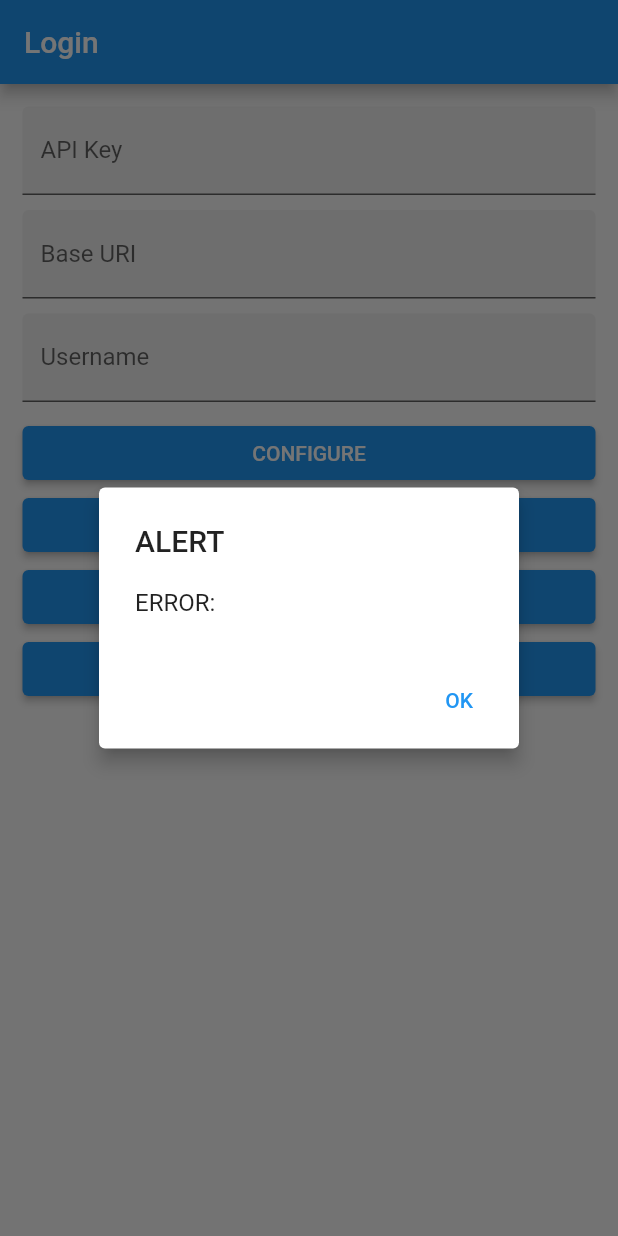
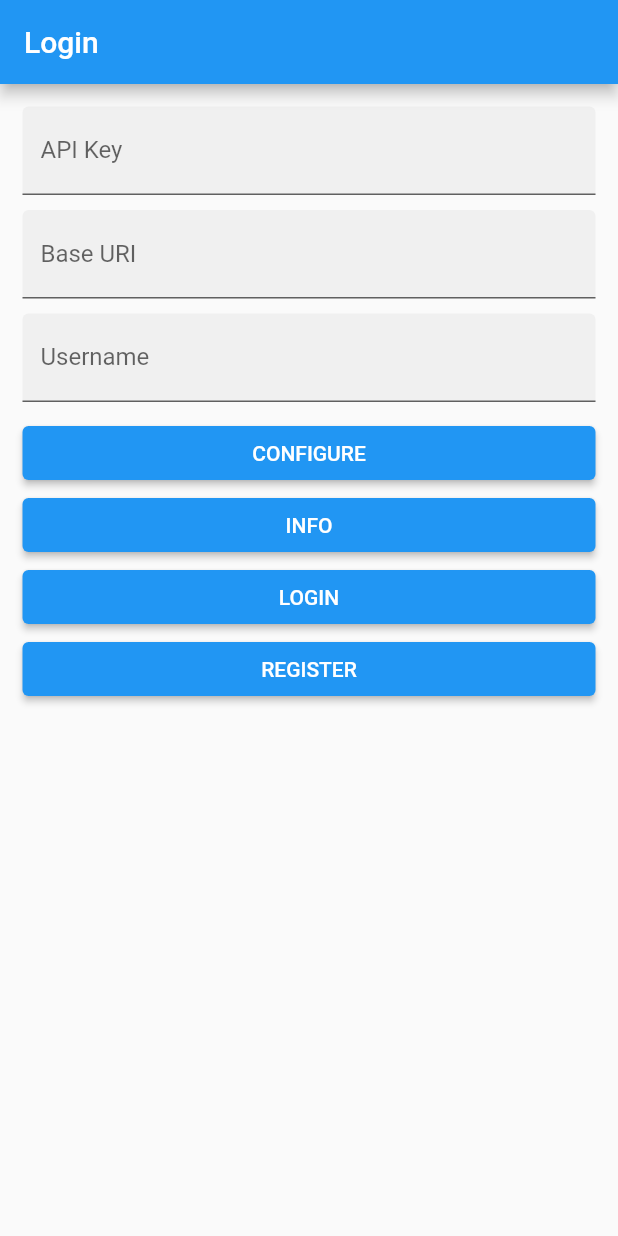
Before and after one commit to loginid1/flutter_test, a Flutter app: the screen it shows after launch, after a tap on "REGISTER", on a phone screen of 412 x 824 dp. Run offline on Flutter 3.47's test engine with Material 2 defaults, Android fonts, the phone set to English and light mode, and no system bars; missing offline and left inert: flutterpluginfidologinapi.

```diff
--- a/lib/main.dart
+++ b/lib/main.dart
@@ -98,21 +98,6 @@ class _MyHomePageState extends State<MyHomePage> {
     await FPLoginApi.configure(clientId, baseURL);
 
     final String username = usernameController.text;
-
-    try {
-      final RegisterResponse res =
-          await FPLoginApi.registerWithUsername(username);
-      if (res.success == true) {
-        callAlertDialog(context, "Successfully registered $username!");
-        setState(() {
-          isLoggedIn = true;
-        });
-      } else {
-        callAlertDialog(context, "ERROR: ${res.errorMessage}");
-      }
-    } on PlatformException catch (err) {
-      callAlertDialog(context, "ERROR: ${err.message}");
-    }
   }
 
   Future<void> _loginButtonHandler(BuildContext context) async {
@@ -121,9 +106,9 @@ class _MyHomePageState extends State<MyHomePage> {
 
     try {
       if (username.isNotEmpty) {
-        res = await FPLoginApi.loginWithUsername(username);
+        //res = await FPLoginApi.loginWithUsername(username);
       } else {
-        res = await FPLoginApi.login();
+        //res = await FPLoginApi.login();
       }
 
       if (res.success == true) {
```
Also changed, not shown: pubspec.yaml (+5 -5 lines), pubspec.lock, 6 other files.
